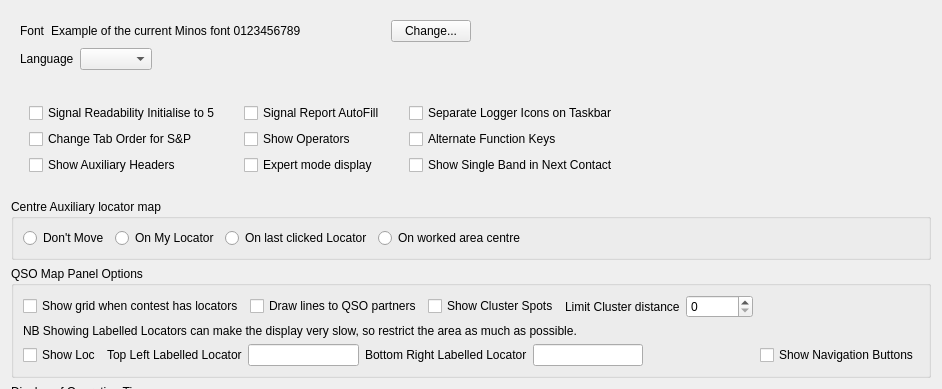
Rsclub22/Minos2-Mirror, file mqt/MqtLogger/DisplayOptions.ui: the form before one commit; both pictures show x 0 to 942 and y 0 to 389 of the 942 by 743 pixel window.
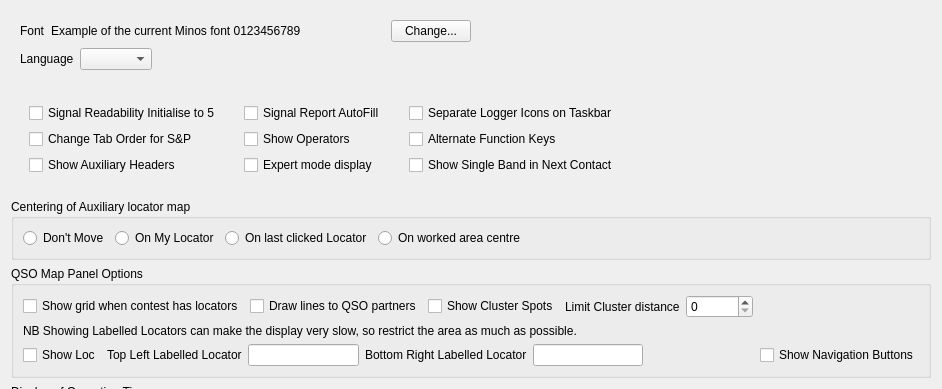
The form after the commit.

What changed in the file:
```diff
--- a/mqt/MqtLogger/DisplayOptions.ui
+++ b/mqt/MqtLogger/DisplayOptions.ui
@@ -209,7 +209,7 @@
    <item>
     <widget class="QGroupBox" name="groupBox_4">
      <property name="title">
-      <string>Centre Auxiliary locator map</string>
+      <string>Centering of Auxiliary locator map</string>
      </property>
      <layout class="QHBoxLayout" name="horizontalLayout_13">
       <item>
```
Left out of the diff: 2 changed lines with no effect on the pictures.
